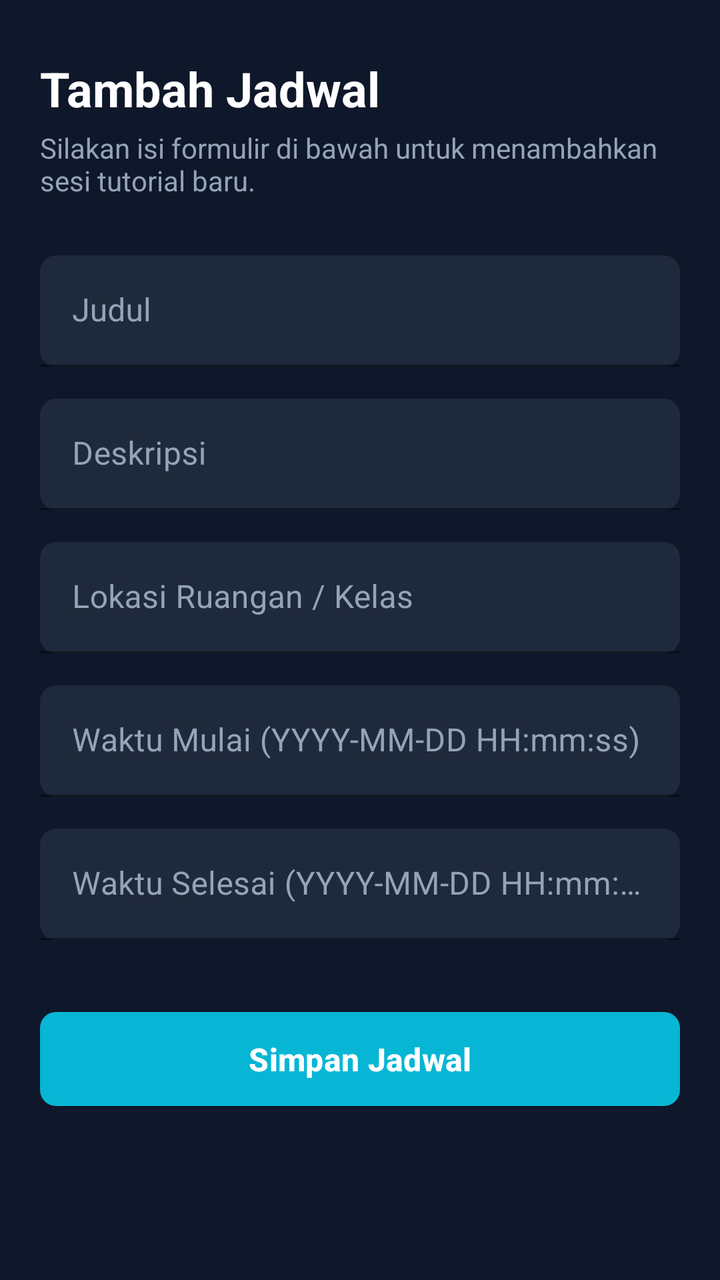
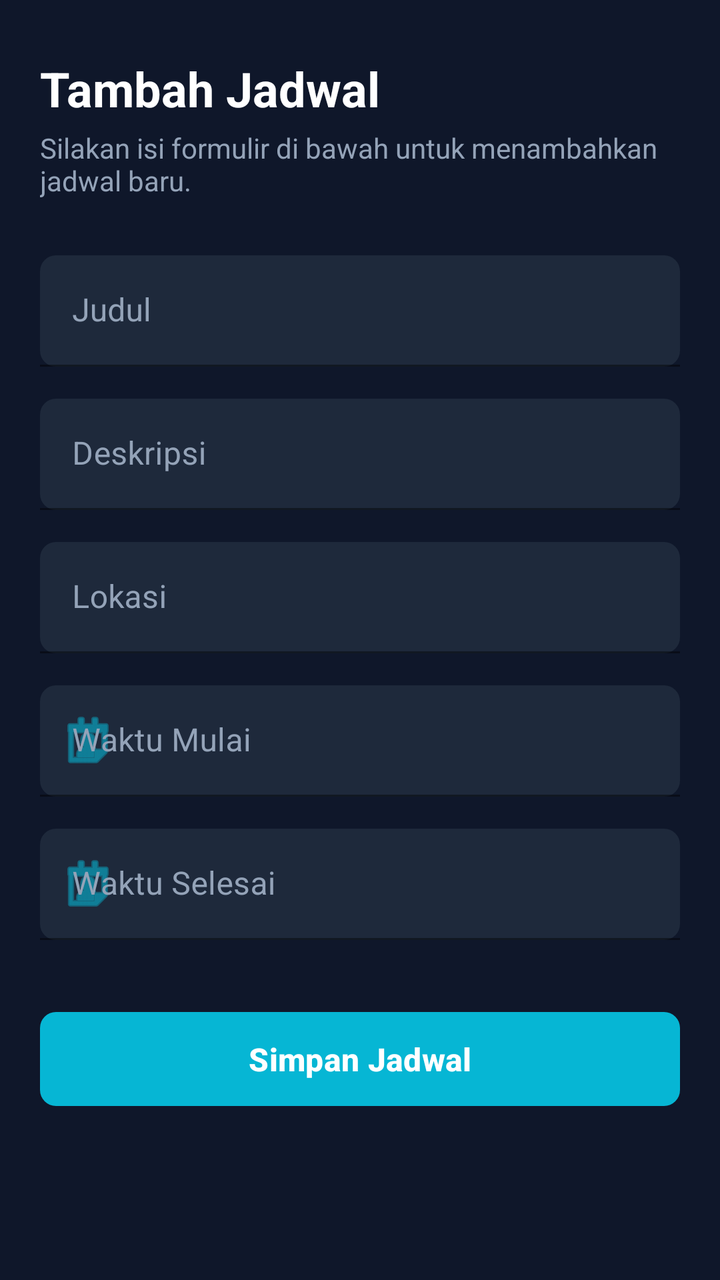

The first picture is an Android layout as it rendered before a commit; the second is the same layout after the commit. The layout source and the unified diff follow.
<!-- AndroidManifest.xml: application theme Theme.MyApplication -->
<!-- res/layout/fragment_add_schedule.xml -->
<?xml version="1.0" encoding="utf-8"?>
<androidx.constraintlayout.widget.ConstraintLayout
    xmlns:android="http://schemas.android.com/apk/res/android"
    xmlns:app="http://schemas.android.com/apk/res-auto"
    android:layout_width="match_parent"
    android:layout_height="match_parent"
    android:background="#0F172A"
    android:padding="20dp">

    <TextView
        android:id="@+id/tvHeaderTitle"
        android:layout_width="0dp"
        android:layout_height="wrap_content"
        android:text="Tambah Jadwal"
        android:textColor="#FFFFFF"
        android:textSize="24sp"
        android:textStyle="bold"
        android:layout_marginTop="8dp"
        app:layout_constraintTop_toTopOf="parent"
        app:layout_constraintStart_toStartOf="parent"
        app:layout_constraintEnd_toEndOf="parent" />

    <TextView
        android:id="@+id/tvHeaderSubtitle"
        android:layout_width="0dp"
        android:layout_height="wrap_content"
        android:text="Silakan isi formulir di bawah untuk menambahkan sesi tutorial baru."
        android:textColor="#94A3B8"
        android:textSize="14sp"
        android:layout_marginTop="4dp"
        app:layout_constraintTop_toBottomOf="@id/tvHeaderTitle"
        app:layout_constraintStart_toStartOf="parent"
        app:layout_constraintEnd_toEndOf="parent" />

    <com.google.android.material.textfield.TextInputLayout
        android:id="@+id/tilTitle"
        android:layout_width="0dp"
        android:layout_height="wrap_content"
        android:layout_marginTop="28dp"
        android:hint="Judul"
        android:textColorHint="#94A3B8"
        app:hintTextColor="#06B6D4"
        app:boxStrokeColor="#06B6D4"
        app:boxBackgroundColor="#1E293B"
        app:boxCornerRadiusTopStart="8dp"
        app:boxCornerRadiusTopEnd="8dp"
        app:boxCornerRadiusBottomStart="8dp"
        app:boxCornerRadiusBottomEnd="8dp"
        app:layout_constraintTop_toBottomOf="@id/tvHeaderSubtitle"
        app:layout_constraintStart_toStartOf="parent"
        app:layout_constraintEnd_toEndOf="parent"
        style="@style/Widget.MaterialComponents.TextInputLayout.FilledBox">

        <com.google.android.material.textfield.TextInputEditText
            android:id="@+id/etTitle"
            android:layout_width="match_parent"
            android:layout_height="wrap_content"
            android:textColor="#F8FAFC"
            android:inputType="text" />
    </com.google.android.material.textfield.TextInputLayout>

    <com.google.android.material.textfield.TextInputLayout
        android:id="@+id/tilDescription"
        android:layout_width="0dp"
        android:layout_height="wrap_content"
        android:layout_marginTop="16dp"
        android:hint="Deskripsi"
        android:textColorHint="#94A3B8"
        app:hintTextColor="#06B6D4"
        app:boxStrokeColor="#06B6D4"
        app:boxBackgroundColor="#1E293B"
        app:boxCornerRadiusTopStart="8dp"
        app:boxCornerRadiusTopEnd="8dp"
        app:boxCornerRadiusBottomStart="8dp"
        app:boxCornerRadiusBottomEnd="8dp"
        app:layout_constraintTop_toBottomOf="@id/tilTitle"
        app:layout_constraintStart_toStartOf="parent"
        app:layout_constraintEnd_toEndOf="parent"
        style="@style/Widget.MaterialComponents.TextInputLayout.FilledBox">

        <com.google.android.material.textfield.TextInputEditText
            android:id="@+id/etDescription"
            android:layout_width="match_parent"
            android:layout_height="wrap_content"
            android:textColor="#F8FAFC"
            android:inputType="textLongMessage" />
    </com.google.android.material.textfield.TextInputLayout>

    <com.google.android.material.textfield.TextInputLayout
        android:id="@+id/tilLocation"
        android:layout_width="0dp"
        android:layout_height="wrap_content"
        android:layout_marginTop="16dp"
        android:hint="Lokasi Ruangan / Kelas"
        android:textColorHint="#94A3B8"
        app:hintTextColor="#06B6D4"
        app:boxStrokeColor="#06B6D4"
        app:boxBackgroundColor="#1E293B"
        app:boxCornerRadiusTopStart="8dp"
        app:boxCornerRadiusTopEnd="8dp"
        app:boxCornerRadiusBottomStart="8dp"
        app:boxCornerRadiusBottomEnd="8dp"
        app:layout_constraintTop_toBottomOf="@id/tilDescription"
        app:layout_constraintStart_toStartOf="parent"
        app:layout_constraintEnd_toEndOf="parent"
        style="@style/Widget.MaterialComponents.TextInputLayout.FilledBox">

        <com.google.android.material.textfield.TextInputEditText
            android:id="@+id/etLocation"
            android:layout_width="match_parent"
            android:layout_height="wrap_content"
            android:textColor="#F8FAFC"
            android:inputType="text" />
    </com.google.android.material.textfield.TextInputLayout>

    <com.google.android.material.textfield.TextInputLayout
        android:id="@+id/tilStartTime"
        android:layout_width="0dp"
        android:layout_height="wrap_content"
        android:layout_marginTop="16dp"
        android:hint="Waktu Mulai (YYYY-MM-DD HH:mm:ss)"
        android:textColorHint="#94A3B8"
        app:hintTextColor="#06B6D4"
        app:boxStrokeColor="#06B6D4"
        app:boxBackgroundColor="#1E293B"
        app:boxCornerRadiusTopStart="8dp"
        app:boxCornerRadiusTopEnd="8dp"
        app:boxCornerRadiusBottomStart="8dp"
        app:boxCornerRadiusBottomEnd="8dp"
        app:layout_constraintTop_toBottomOf="@id/tilLocation"
        app:layout_constraintStart_toStartOf="parent"
        app:layout_constraintEnd_toEndOf="parent"
        style="@style/Widget.MaterialComponents.TextInputLayout.FilledBox">

        <com.google.android.material.textfield.TextInputEditText
            android:id="@+id/etStartTime"
            android:layout_width="match_parent"
            android:layout_height="wrap_content"
            android:textColor="#F8FAFC"
            android:inputType="datetime" />
    </com.google.android.material.textfield.TextInputLayout>

    <com.google.android.material.textfield.TextInputLayout
        android:id="@+id/tilEndTime"
        android:layout_width="0dp"
        android:layout_height="wrap_content"
        android:layout_marginTop="16dp"
        android:hint="Waktu Selesai (YYYY-MM-DD HH:mm:ss)"
        android:textColorHint="#94A3B8"
        app:hintTextColor="#06B6D4"
        app:boxStrokeColor="#06B6D4"
        app:boxBackgroundColor="#1E293B"
        app:boxCornerRadiusTopStart="8dp"
        app:boxCornerRadiusTopEnd="8dp"
        app:boxCornerRadiusBottomStart="8dp"
        app:boxCornerRadiusBottomEnd="8dp"
        app:layout_constraintTop_toBottomOf="@id/tilStartTime"
        app:layout_constraintStart_toStartOf="parent"
        app:layout_constraintEnd_toEndOf="parent"
        style="@style/Widget.MaterialComponents.TextInputLayout.FilledBox">

        <com.google.android.material.textfield.TextInputEditText
            android:id="@+id/etEndTime"
            android:layout_width="match_parent"
            android:layout_height="wrap_content"
            android:textColor="#F8FAFC"
            android:inputType="datetime" />
    </com.google.android.material.textfield.TextInputLayout>

    <com.google.android.material.button.MaterialButton
        android:id="@+id/btnSave"
        android:layout_width="0dp"
        android:layout_height="55dp"
        android:layout_marginTop="32dp"
        android:text="Simpan Jadwal"
        android:textColor="#FFFFFF"
        android:textSize="16sp"
        android:textStyle="bold"
        app:backgroundTint="#06B6D4"
        app:cornerRadius="8dp"
        app:layout_constraintTop_toBottomOf="@id/tilEndTime"
        app:layout_constraintStart_toStartOf="parent"
        app:layout_constraintEnd_toEndOf="parent" />

</androidx.constraintlayout.widget.ConstraintLayout>
<!-- resources referenced by this layout -->
<resources>
  <style name="Theme.MyApplication" parent="Base.Theme.MyApplication" />
  <style name="Base.Theme.MyApplication" parent="Theme.Material3.DayNight.NoActionBar">
          
          
      </style>
</resources>

<!-- the commit's change to res/layout/fragment_add_schedule.xml (unified diff, before → after) -->
@@ -24,7 +24,7 @@
         android:id="@+id/tvHeaderSubtitle"
         android:layout_width="0dp"
         android:layout_height="wrap_content"
-        android:text="Silakan isi formulir di bawah untuk menambahkan sesi tutorial baru."
+        android:text="Silakan isi formulir di bawah untuk menambahkan jadwal baru."
         android:textColor="#94A3B8"
         android:textSize="14sp"
         android:layout_marginTop="4dp"
@@ -91,7 +91,7 @@
         android:layout_width="0dp"
         android:layout_height="wrap_content"
         android:layout_marginTop="16dp"
-        android:hint="Lokasi Ruangan / Kelas"
+        android:hint="Lokasi"
         android:textColorHint="#94A3B8"
         app:hintTextColor="#06B6D4"
         app:boxStrokeColor="#06B6D4"
@@ -118,7 +118,7 @@
         android:layout_width="0dp"
         android:layout_height="wrap_content"
         android:layout_marginTop="16dp"
-        android:hint="Waktu Mulai (YYYY-MM-DD HH:mm:ss)"
+        android:hint="Waktu Mulai"
         android:textColorHint="#94A3B8"
         app:hintTextColor="#06B6D4"
         app:boxStrokeColor="#06B6D4"
@@ -127,6 +127,8 @@
         app:boxCornerRadiusTopEnd="8dp"
         app:boxCornerRadiusBottomStart="8dp"
         app:boxCornerRadiusBottomEnd="8dp"
+        app:startIconDrawable="@android:drawable/ic_menu_my_calendar"
+        app:startIconTint="#06B6D4"
         app:layout_constraintTop_toBottomOf="@id/tilLocation"
         app:layout_constraintStart_toStartOf="parent"
         app:layout_constraintEnd_toEndOf="parent"
@@ -137,7 +139,9 @@
             android:layout_width="match_parent"
             android:layout_height="wrap_content"
             android:textColor="#F8FAFC"
-            android:inputType="datetime" />
+            android:focusable="false"
+            android:clickable="true"
+            android:inputType="none" />
     </com.google.android.material.textfield.TextInputLayout>
 
     <com.google.android.material.textfield.TextInputLayout
@@ -145,7 +149,7 @@
         android:layout_width="0dp"
         android:layout_height="wrap_content"
         android:layout_marginTop="16dp"
-        android:hint="Waktu Selesai (YYYY-MM-DD HH:mm:ss)"
+        android:hint="Waktu Selesai"
         android:textColorHint="#94A3B8"
         app:hintTextColor="#06B6D4"
         app:boxStrokeColor="#06B6D4"
@@ -154,6 +158,8 @@
         app:boxCornerRadiusTopEnd="8dp"
         app:boxCornerRadiusBottomStart="8dp"
         app:boxCornerRadiusBottomEnd="8dp"
+        app:startIconDrawable="@android:drawable/ic_menu_my_calendar"
+        app:startIconTint="#06B6D4"
         app:layout_constraintTop_toBottomOf="@id/tilStartTime"
         app:layout_constraintStart_toStartOf="parent"
         app:layout_constraintEnd_toEndOf="parent"
@@ -164,7 +170,9 @@
             android:layout_width="match_parent"
             android:layout_height="wrap_content"
             android:textColor="#F8FAFC"
-            android:inputType="datetime" />
+            android:focusable="false"
+            android:clickable="true"
+            android:inputType="none" />
     </com.google.android.material.textfield.TextInputLayout>
 
     <com.google.android.material.button.MaterialButton
